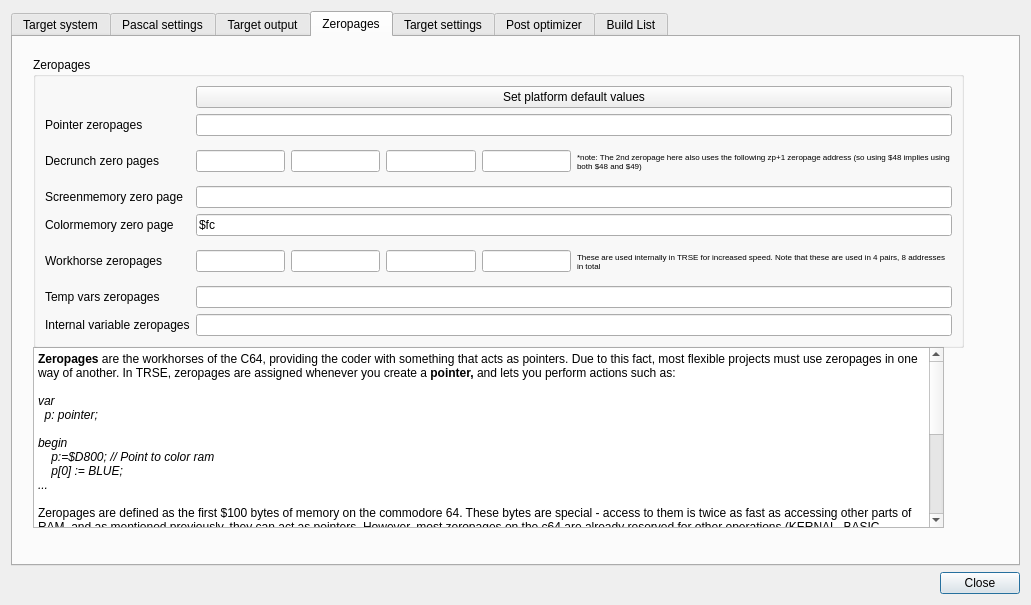
This is source/dialogprojectsettings.ui in leuat/TRSE as Qt 5 draws it before an edit. The edited form follows.
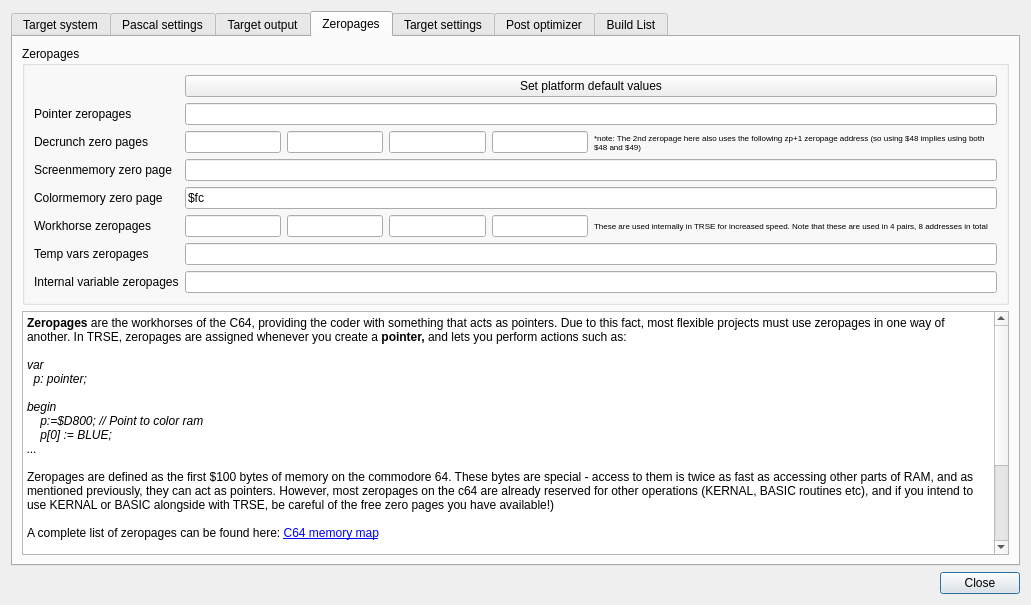
This is the edited form. The open tabs and pages were chosen to show the change.

Commit message: Updated zeropages grid layout

```diff
--- a/source/dialogprojectsettings.ui
+++ b/source/dialogprojectsettings.ui
@@ -708,50 +708,9 @@
         <attribute name="title">
          <string>Zeropages</string>
         </attribute>
-        <widget class="QTextBrowser" name="textBrowser">
-         <property name="geometry">
-          <rect>
-           <x>20</x>
-           <y>310</y>
-           <width>911</width>
-           <height>181</height>
-          </rect>
-         </property>
-         <property name="html">
-          <string>&lt;!DOCTYPE HTML PUBLIC &quot;-//W3C//DTD HTML 4.0//EN&quot; &quot;http://www.w3.org/TR/REC-html40/strict.dtd&quot;&gt;
-&lt;html&gt;&lt;head&gt;&lt;meta name=&quot;qrichtext&quot; content=&quot;1&quot; /&gt;&lt;style type=&quot;text/css&quot;&gt;
-p, li { white-space: pre-wrap; }
-&lt;/style&gt;&lt;/head&gt;&lt;body style=&quot; font-family:'MS Shell Dlg 2'; font-size:7.875pt; font-weight:400; font-style:normal;&quot;&gt;
-&lt;p style=&quot; margin-top:0px; margin-bottom:0px; margin-left:0px; margin-right:0px; -qt-block-indent:0; text-indent:0px;&quot;&gt;&lt;span style=&quot; font-family:'Noto Sans'; font-size:9pt; font-weight:600;&quot;&gt;Zeropages&lt;/span&gt;&lt;span style=&quot; font-family:'Noto Sans'; font-size:9pt;&quot;&gt; are the workhorses of the C64, providing the coder with something that acts as pointers. Due to this fact, most flexible projects must use zeropages in one way of another. In TRSE, zeropages are assigned whenever you create a &lt;/span&gt;&lt;span style=&quot; font-family:'Noto Sans'; font-size:9pt; font-weight:600;&quot;&gt;pointer, &lt;/span&gt;&lt;span style=&quot; font-family:'Noto Sans'; font-size:9pt;&quot;&gt;and lets you perform actions such as:&lt;/span&gt;&lt;/p&gt;
-&lt;p style=&quot;-qt-paragraph-type:empty; margin-top:0px; margin-bottom:0px; margin-left:0px; margin-right:0px; -qt-block-indent:0; text-indent:0px; font-family:'Noto Sans'; font-size:9pt;&quot;&gt;&lt;br /&gt;&lt;/p&gt;
-&lt;p style=&quot; margin-top:0px; margin-bottom:0px; margin-left:0px; margin-right:0px; -qt-block-indent:0; text-indent:0px;&quot;&gt;&lt;span style=&quot; font-family:'Noto Sans'; font-size:9pt; font-style:italic;&quot;&gt;var &lt;/span&gt;&lt;/p&gt;
-&lt;p style=&quot; margin-top:0px; margin-bottom:0px; margin-left:0px; margin-right:0px; -qt-block-indent:0; text-indent:0px;&quot;&gt;&lt;span style=&quot; font-family:'Noto Sans'; font-size:9pt; font-style:italic;&quot;&gt;  p: pointer;&lt;/span&gt;&lt;/p&gt;
-&lt;p style=&quot;-qt-paragraph-type:empty; margin-top:0px; margin-bottom:0px; margin-left:0px; margin-right:0px; -qt-block-indent:0; text-indent:0px; font-family:'Noto Sans'; font-size:9pt; font-style:italic;&quot;&gt;&lt;br /&gt;&lt;/p&gt;
-&lt;p style=&quot; margin-top:0px; margin-bottom:0px; margin-left:0px; margin-right:0px; -qt-block-indent:0; text-indent:0px;&quot;&gt;&lt;span style=&quot; font-family:'Noto Sans'; font-size:9pt; font-style:italic;&quot;&gt;begin&lt;/span&gt;&lt;/p&gt;
-&lt;p style=&quot; margin-top:0px; margin-bottom:0px; margin-left:0px; margin-right:0px; -qt-block-indent:0; text-indent:0px;&quot;&gt;&lt;span style=&quot; font-family:'Noto Sans'; font-size:9pt; font-style:italic;&quot;&gt;    p:=$D800; // Point to color ram&lt;/span&gt;&lt;/p&gt;
-&lt;p style=&quot; margin-top:0px; margin-bottom:0px; margin-left:0px; margin-right:0px; -qt-block-indent:0; text-indent:0px;&quot;&gt;&lt;span style=&quot; font-family:'Noto Sans'; font-size:9pt; font-style:italic;&quot;&gt;    p[0] := BLUE;&lt;/span&gt;&lt;/p&gt;
-&lt;p style=&quot; margin-top:0px; margin-bottom:0px; margin-left:0px; margin-right:0px; -qt-block-indent:0; text-indent:0px;&quot;&gt;&lt;span style=&quot; font-family:'Noto Sans'; font-size:9pt; font-style:italic;&quot;&gt;...&lt;/span&gt;&lt;/p&gt;
-&lt;p style=&quot;-qt-paragraph-type:empty; margin-top:0px; margin-bottom:0px; margin-left:0px; margin-right:0px; -qt-block-indent:0; text-indent:0px; font-family:'Noto Sans'; font-size:9pt; font-style:italic;&quot;&gt;&lt;br /&gt;&lt;/p&gt;
-&lt;p style=&quot; margin-top:0px; margin-bottom:0px; margin-left:0px; margin-right:0px; -qt-block-indent:0; text-indent:0px;&quot;&gt;&lt;span style=&quot; font-family:'Noto Sans'; font-size:9pt;&quot;&gt;Zeropages are defined as the first $100 bytes of memory on the commodore 64. These bytes are special - access to them is twice as fast as accessing other parts of RAM, and as mentioned previously, they can act as pointers. However, most zeropages on the c64 are already reserved for other operations (KERNAL, BASIC routines etc), and if you intend to use KERNAL or BASIC alongside with TRSE, be careful of the free zero pages you have available!)&lt;/span&gt;&lt;/p&gt;
-&lt;p style=&quot;-qt-paragraph-type:empty; margin-top:0px; margin-bottom:0px; margin-left:0px; margin-right:0px; -qt-block-indent:0; text-indent:0px; font-family:'Noto Sans'; font-size:9pt;&quot;&gt;&lt;br /&gt;&lt;/p&gt;
-&lt;p style=&quot; margin-top:0px; margin-bottom:0px; margin-left:0px; margin-right:0px; -qt-block-indent:0; text-indent:0px;&quot;&gt;&lt;span style=&quot; font-family:'Noto Sans'; font-size:9pt;&quot;&gt;A complete list of zeropages can be found here: &lt;/span&gt;&lt;a href=&quot;http://sta.c64.org/cbm64mem.html&quot;&gt;&lt;span style=&quot; font-family:'Noto Sans'; font-size:9pt; text-decoration: underline; color:#0000ff;&quot;&gt;C64 memory map&lt;/span&gt;&lt;/a&gt;&lt;span style=&quot; font-family:'Noto Sans'; font-size:9pt;&quot;&gt; &lt;/span&gt;&lt;/p&gt;
-&lt;p style=&quot;-qt-paragraph-type:empty; margin-top:0px; margin-bottom:0px; margin-left:0px; margin-right:0px; -qt-block-indent:0; text-indent:0px; font-family:'Noto Sans'; font-size:9pt;&quot;&gt;&lt;br /&gt;&lt;/p&gt;
-&lt;p style=&quot; margin-top:0px; margin-bottom:0px; margin-left:0px; margin-right:0px; -qt-block-indent:0; text-indent:0px;&quot;&gt;&lt;span style=&quot; font-family:'Noto Sans'; font-size:9pt;&quot;&gt;When using TRSE, we naturally assume that you won't be using any BASIC routines. This is why the default list of zeropage addresses overwrite BASIC zeropages, but you can change this at your own whim.&lt;/span&gt;&lt;/p&gt;
-&lt;p style=&quot;-qt-paragraph-type:empty; margin-top:0px; margin-bottom:0px; margin-left:0px; margin-right:0px; -qt-block-indent:0; text-indent:0px; font-family:'Noto Sans'; font-size:9pt;&quot;&gt;&lt;br /&gt;&lt;/p&gt;
-&lt;p style=&quot; margin-top:0px; margin-bottom:0px; margin-left:0px; margin-right:0px; -qt-block-indent:0; text-indent:0px;&quot;&gt;&lt;span style=&quot; font-family:'Noto Sans'; font-size:9pt; font-weight:600;&quot;&gt;An important note: &lt;/span&gt;&lt;span style=&quot; font-family:'Noto Sans'; font-size:9pt;&quot;&gt;On larger projects with both rasters and main loop worhorse calculators together with SID music, there is always the possibility that the SID music might use some zeropages that are also being employed in the main loop work routine. In this case, the workhorse might be halted by an interrupt in the middle of a zeropage operation in order to play the SID music in the raster update, which in turn might change that zeropage and enable the main work routine to crash horribly. &lt;/span&gt;&lt;/p&gt;
-&lt;p style=&quot;-qt-paragraph-type:empty; margin-top:0px; margin-bottom:0px; margin-left:0px; margin-right:0px; -qt-block-indent:0; text-indent:0px; font-family:'Noto Sans'; font-size:9pt;&quot;&gt;&lt;br /&gt;&lt;/p&gt;
-&lt;p style=&quot; margin-top:0px; margin-bottom:0px; margin-left:0px; margin-right:0px; -qt-block-indent:0; text-indent:0px;&quot;&gt;&lt;span style=&quot; font-family:'Noto Sans'; font-size:9pt;&quot;&gt;In order to prevent this from happening, please make sure to check whether your SID tunes operates on zeropages that are also used elsewhere in your program. The &lt;/span&gt;&lt;span style=&quot; font-family:'Noto Sans'; font-size:9pt; font-weight:600;&quot;&gt;Memory Analyzer &lt;/span&gt;&lt;span style=&quot; font-family:'Noto Sans'; font-size:9pt;&quot;&gt;tool does exactly this, and will give you a fair warning on whether you might have a conflicting zeropage address problem.&lt;/span&gt;&lt;/p&gt;&lt;/body&gt;&lt;/html&gt;</string>
-         </property>
-        </widget>
+        <layout class="QGridLayout" name="gridLayout_11">
+         <item row="0" column="0">
         <widget class="QGroupBox" name="groupBox">
-         <property name="geometry">
-          <rect>
-           <x>20</x>
-           <y>20</y>
-           <width>931</width>
-           <height>291</height>
-          </rect>
-         </property>
          <property name="title">
           <string>Zeropages</string>
          </property>
@@ -950,6 +909,37 @@
           </item>
          </layout>
         </widget>
+         </item>
+         <item row="1" column="0">
+          <widget class="QTextBrowser" name="textBrowser">
+           <property name="html">
+            <string>&lt;!DOCTYPE HTML PUBLIC &quot;-//W3C//DTD HTML 4.0//EN&quot; &quot;http://www.w3.org/TR/REC-html40/strict.dtd&quot;&gt;
+&lt;html&gt;&lt;head&gt;&lt;meta name=&quot;qrichtext&quot; content=&quot;1&quot; /&gt;&lt;style type=&quot;text/css&quot;&gt;
+p, li { white-space: pre-wrap; }
+&lt;/style&gt;&lt;/head&gt;&lt;body style=&quot; font-family:'Ubuntu'; font-size:10pt; font-weight:400; font-style:normal;&quot;&gt;
+&lt;p style=&quot; margin-top:0px; margin-bottom:0px; margin-left:0px; margin-right:0px; -qt-block-indent:0; text-indent:0px;&quot;&gt;&lt;span style=&quot; font-family:'Noto Sans'; font-size:9pt; font-weight:600;&quot;&gt;Zeropages&lt;/span&gt;&lt;span style=&quot; font-family:'Noto Sans'; font-size:9pt;&quot;&gt; are the workhorses of the C64, providing the coder with something that acts as pointers. Due to this fact, most flexible projects must use zeropages in one way of another. In TRSE, zeropages are assigned whenever you create a &lt;/span&gt;&lt;span style=&quot; font-family:'Noto Sans'; font-size:9pt; font-weight:600;&quot;&gt;pointer, &lt;/span&gt;&lt;span style=&quot; font-family:'Noto Sans'; font-size:9pt;&quot;&gt;and lets you perform actions such as:&lt;/span&gt;&lt;/p&gt;
+&lt;p style=&quot;-qt-paragraph-type:empty; margin-top:0px; margin-bottom:0px; margin-left:0px; margin-right:0px; -qt-block-indent:0; text-indent:0px; font-family:'Noto Sans'; font-size:9pt;&quot;&gt;&lt;br /&gt;&lt;/p&gt;
+&lt;p style=&quot; margin-top:0px; margin-bottom:0px; margin-left:0px; margin-right:0px; -qt-block-indent:0; text-indent:0px;&quot;&gt;&lt;span style=&quot; font-family:'Noto Sans'; font-size:9pt; font-style:italic;&quot;&gt;var &lt;/span&gt;&lt;/p&gt;
+&lt;p style=&quot; margin-top:0px; margin-bottom:0px; margin-left:0px; margin-right:0px; -qt-block-indent:0; text-indent:0px;&quot;&gt;&lt;span style=&quot; font-family:'Noto Sans'; font-size:9pt; font-style:italic;&quot;&gt;  p: pointer;&lt;/span&gt;&lt;/p&gt;
+&lt;p style=&quot;-qt-paragraph-type:empty; margin-top:0px; margin-bottom:0px; margin-left:0px; margin-right:0px; -qt-block-indent:0; text-indent:0px; font-family:'Noto Sans'; font-size:9pt; font-style:italic;&quot;&gt;&lt;br /&gt;&lt;/p&gt;
+&lt;p style=&quot; margin-top:0px; margin-bottom:0px; margin-left:0px; margin-right:0px; -qt-block-indent:0; text-indent:0px;&quot;&gt;&lt;span style=&quot; font-family:'Noto Sans'; font-size:9pt; font-style:italic;&quot;&gt;begin&lt;/span&gt;&lt;/p&gt;
+&lt;p style=&quot; margin-top:0px; margin-bottom:0px; margin-left:0px; margin-right:0px; -qt-block-indent:0; text-indent:0px;&quot;&gt;&lt;span style=&quot; font-family:'Noto Sans'; font-size:9pt; font-style:italic;&quot;&gt;    p:=$D800; // Point to color ram&lt;/span&gt;&lt;/p&gt;
+&lt;p style=&quot; margin-top:0px; margin-bottom:0px; margin-left:0px; margin-right:0px; -qt-block-indent:0; text-indent:0px;&quot;&gt;&lt;span style=&quot; font-family:'Noto Sans'; font-size:9pt; font-style:italic;&quot;&gt;    p[0] := BLUE;&lt;/span&gt;&lt;/p&gt;
+&lt;p style=&quot; margin-top:0px; margin-bottom:0px; margin-left:0px; margin-right:0px; -qt-block-indent:0; text-indent:0px;&quot;&gt;&lt;span style=&quot; font-family:'Noto Sans'; font-size:9pt; font-style:italic;&quot;&gt;...&lt;/span&gt;&lt;/p&gt;
+&lt;p style=&quot;-qt-paragraph-type:empty; margin-top:0px; margin-bottom:0px; margin-left:0px; margin-right:0px; -qt-block-indent:0; text-indent:0px; font-family:'Noto Sans'; font-size:9pt; font-style:italic;&quot;&gt;&lt;br /&gt;&lt;/p&gt;
+&lt;p style=&quot; margin-top:0px; margin-bottom:0px; margin-left:0px; margin-right:0px; -qt-block-indent:0; text-indent:0px;&quot;&gt;&lt;span style=&quot; font-family:'Noto Sans'; font-size:9pt;&quot;&gt;Zeropages are defined as the first $100 bytes of memory on the commodore 64. These bytes are special - access to them is twice as fast as accessing other parts of RAM, and as mentioned previously, they can act as pointers. However, most zeropages on the c64 are already reserved for other operations (KERNAL, BASIC routines etc), and if you intend to use KERNAL or BASIC alongside with TRSE, be careful of the free zero pages you have available!)&lt;/span&gt;&lt;/p&gt;
+&lt;p style=&quot;-qt-paragraph-type:empty; margin-top:0px; margin-bottom:0px; margin-left:0px; margin-right:0px; -qt-block-indent:0; text-indent:0px; font-family:'Noto Sans'; font-size:9pt;&quot;&gt;&lt;br /&gt;&lt;/p&gt;
+&lt;p style=&quot; margin-top:0px; margin-bottom:0px; margin-left:0px; margin-right:0px; -qt-block-indent:0; text-indent:0px;&quot;&gt;&lt;span style=&quot; font-family:'Noto Sans'; font-size:9pt;&quot;&gt;A complete list of zeropages can be found here: &lt;/span&gt;&lt;a href=&quot;http://sta.c64.org/cbm64mem.html&quot;&gt;&lt;span style=&quot; font-family:'Noto Sans'; font-size:9pt; text-decoration: underline; color:#0000ff;&quot;&gt;C64 memory map&lt;/span&gt;&lt;/a&gt;&lt;span style=&quot; font-family:'Noto Sans'; font-size:9pt;&quot;&gt; &lt;/span&gt;&lt;/p&gt;
+&lt;p style=&quot;-qt-paragraph-type:empty; margin-top:0px; margin-bottom:0px; margin-left:0px; margin-right:0px; -qt-block-indent:0; text-indent:0px; font-family:'Noto Sans'; font-size:9pt;&quot;&gt;&lt;br /&gt;&lt;/p&gt;
+&lt;p style=&quot; margin-top:0px; margin-bottom:0px; margin-left:0px; margin-right:0px; -qt-block-indent:0; text-indent:0px;&quot;&gt;&lt;span style=&quot; font-family:'Noto Sans'; font-size:9pt;&quot;&gt;When using TRSE, we naturally assume that you won't be using any BASIC routines. This is why the default list of zeropage addresses overwrite BASIC zeropages, but you can change this at your own whim.&lt;/span&gt;&lt;/p&gt;
+&lt;p style=&quot;-qt-paragraph-type:empty; margin-top:0px; margin-bottom:0px; margin-left:0px; margin-right:0px; -qt-block-indent:0; text-indent:0px; font-family:'Noto Sans'; font-size:9pt;&quot;&gt;&lt;br /&gt;&lt;/p&gt;
+&lt;p style=&quot; margin-top:0px; margin-bottom:0px; margin-left:0px; margin-right:0px; -qt-block-indent:0; text-indent:0px;&quot;&gt;&lt;span style=&quot; font-family:'Noto Sans'; font-size:9pt; font-weight:600;&quot;&gt;An important note: &lt;/span&gt;&lt;span style=&quot; font-family:'Noto Sans'; font-size:9pt;&quot;&gt;On larger projects with both rasters and main loop worhorse calculators together with SID music, there is always the possibility that the SID music might use some zeropages that are also being employed in the main loop work routine. In this case, the workhorse might be halted by an interrupt in the middle of a zeropage operation in order to play the SID music in the raster update, which in turn might change that zeropage and enable the main work routine to crash horribly. &lt;/span&gt;&lt;/p&gt;
+&lt;p style=&quot;-qt-paragraph-type:empty; margin-top:0px; margin-bottom:0px; margin-left:0px; margin-right:0px; -qt-block-indent:0; text-indent:0px; font-family:'Noto Sans'; font-size:9pt;&quot;&gt;&lt;br /&gt;&lt;/p&gt;
+&lt;p style=&quot; margin-top:0px; margin-bottom:0px; margin-left:0px; margin-right:0px; -qt-block-indent:0; text-indent:0px;&quot;&gt;&lt;span style=&quot; font-family:'Noto Sans'; font-size:9pt;&quot;&gt;In order to prevent this from happening, please make sure to check whether your SID tunes operates on zeropages that are also used elsewhere in your program. The &lt;/span&gt;&lt;span style=&quot; font-family:'Noto Sans'; font-size:9pt; font-weight:600;&quot;&gt;Memory Analyzer &lt;/span&gt;&lt;span style=&quot; font-family:'Noto Sans'; font-size:9pt;&quot;&gt;tool does exactly this, and will give you a fair warning on whether you might have a conflicting zeropage address problem.&lt;/span&gt;&lt;/p&gt;&lt;/body&gt;&lt;/html&gt;</string>
+           </property>
+          </widget>
+         </item>
+        </layout>
        </widget>
        <widget class="QWidget" name="tab_2">
         <attribute name="title">
```
Left out of the diff: 152 changed lines with no effect on the pictures. Lines whose indentation alone changed are shown as unchanged.
